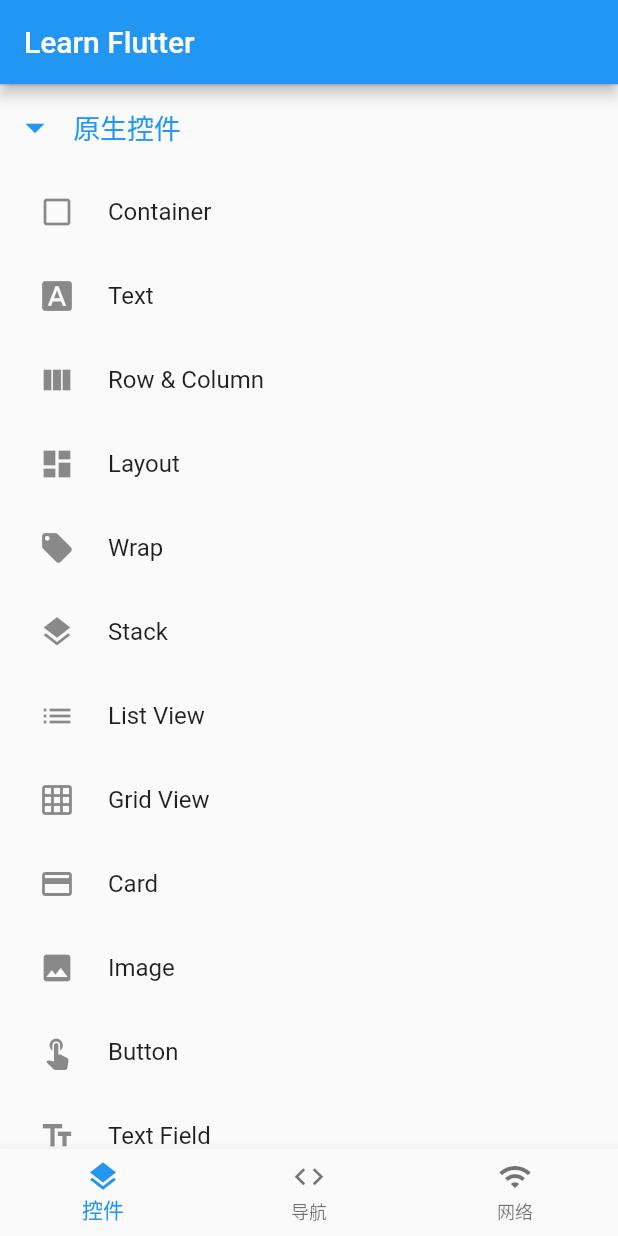
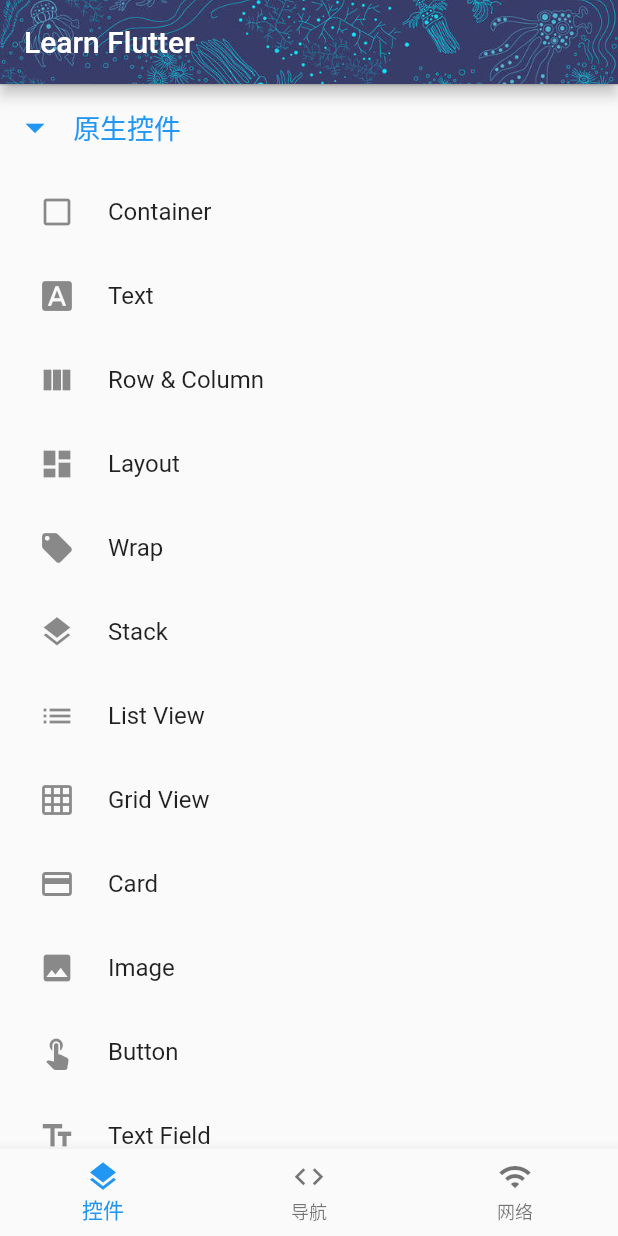
Before and after one commit to zesicus/learn-flutter, a Flutter app: the screen it shows after launch, on a phone screen of 412 x 824 dp. Run offline on Flutter 3.47's test engine with Material 2 defaults, Android fonts, the phone set to English and light mode, and no system bars; our stand-ins replace date_format.

Commit message:
Custom navigator bar

```diff
--- a/source/lib/entrance/entrance.dart
+++ b/source/lib/entrance/entrance.dart
@@ -25,6 +25,8 @@
     return Scaffold(
       appBar: AppBar(
         title: Text("Learn Flutter"),
+        automaticallyImplyLeading: false, // 把 leading 的空间留给 title
+        flexibleSpace: Image.asset('res/images/sea_navi.jpg', fit: BoxFit.cover,),
       ),
       body: pages[currentTabIndex],
       bottomNavigationBar: BottomNavigationBar(
--- a/source/pubspec.yaml
+++ b/source/pubspec.yaml
@@ -48,6 +48,7 @@
   # To add assets to your application, add an assets section, like this:
   assets:
    - res/images/autoking.jpeg
+   - res/images/sea_navi.jpg
    - res/images/4.0x/autoking.jpeg
 
   # An image asset can refer to one or more resolution-specific "variants", see
```
Also changed, not shown: source/res/images/sea_navi.jpg (added).
